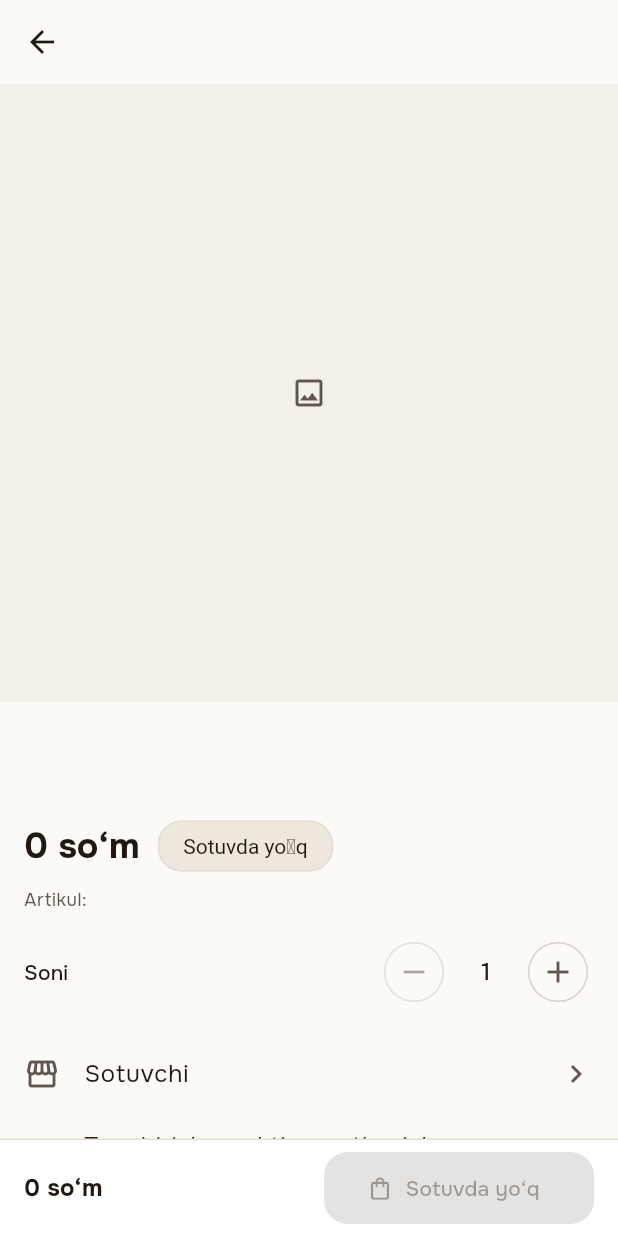
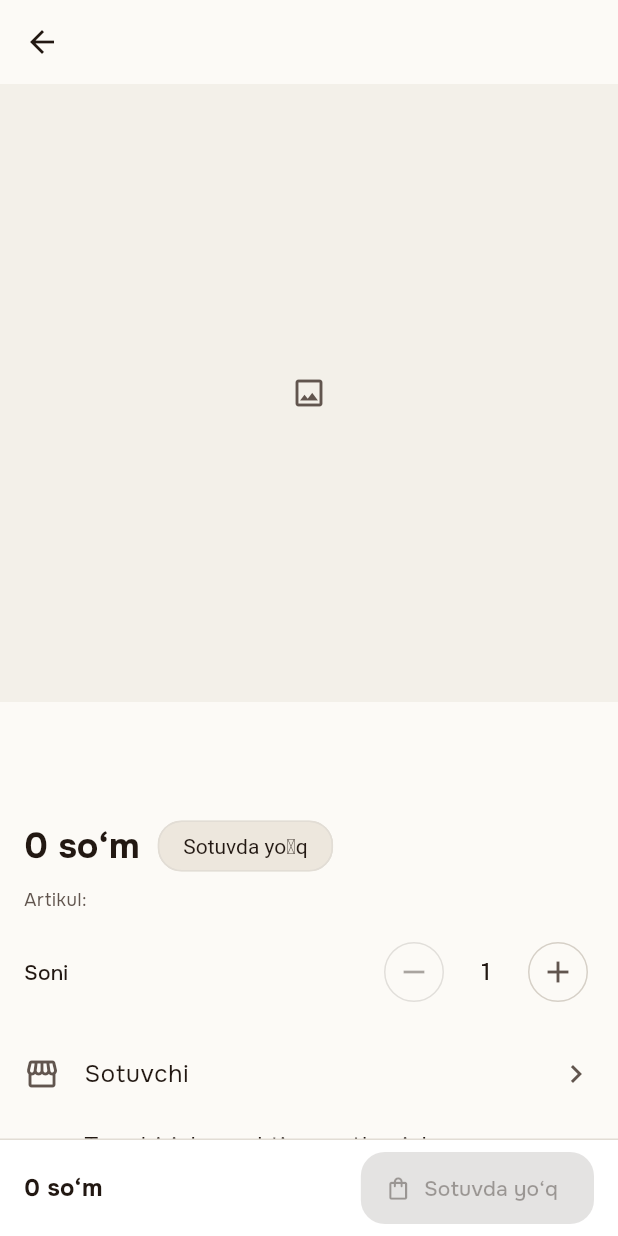
Before and after one commit to coderaxiy/market-app, a Flutter app: the _ProductView screen opened directly with empty values, on a phone screen of 412 x 824 dp. Run offline on Flutter 3.47's test engine with Material 3 defaults, Android fonts, the phone set to English and light mode, and no system bars; our stand-ins replace cookie_jar, dio, dio_cookie_manager, flutter_riverpod, go_router, image_picker and 1 more; accounts and stored records are empty; network calls fail.

Commit message:
Product page: add-to-cart button fits its text instead of a fixed width
Co-Authored-By: Claude Sonnet 5.5 <noreply@anthropic.com>
Claude-Session: https://claude.ai/code/session_015C8HAYsVMx8KzucWx7LboV

```diff
--- a/lib/features/catalog/presentation/product_page.dart
+++ b/lib/features/catalog/presentation/product_page.dart
@@ -199,10 +199,11 @@ class _ProductViewState extends ConsumerState<_ProductView> {
                 ),
               ),
               const SizedBox(width: 12),
-              SizedBox(
-                width: 180,
-                child: FilledButton.icon(
+              // Sized to its text, so the label stays on one line in every language.
+              FilledButton.icon(
                 onPressed: _canAdd ? _addToCart : null,
+                // The theme makes buttons full-width; here it must fit its text.
+                style: FilledButton.styleFrom(minimumSize: const Size(0, 48)),
                 icon: _adding
                     ? const SizedBox(
                         width: 18,
@@ -212,7 +213,8 @@ class _ProductViewState extends ConsumerState<_ProductView> {
                     : const Icon(Icons.shopping_bag_outlined),
                 label: Text(
                   _inStock ? t('product.addToCart') : t('catalog.outOfStock'),
-                  ),
+                  maxLines: 1,
+                  softWrap: false,
                 ),
               ),
             ],
```
Lines whose indentation alone changed are shown as unchanged.
